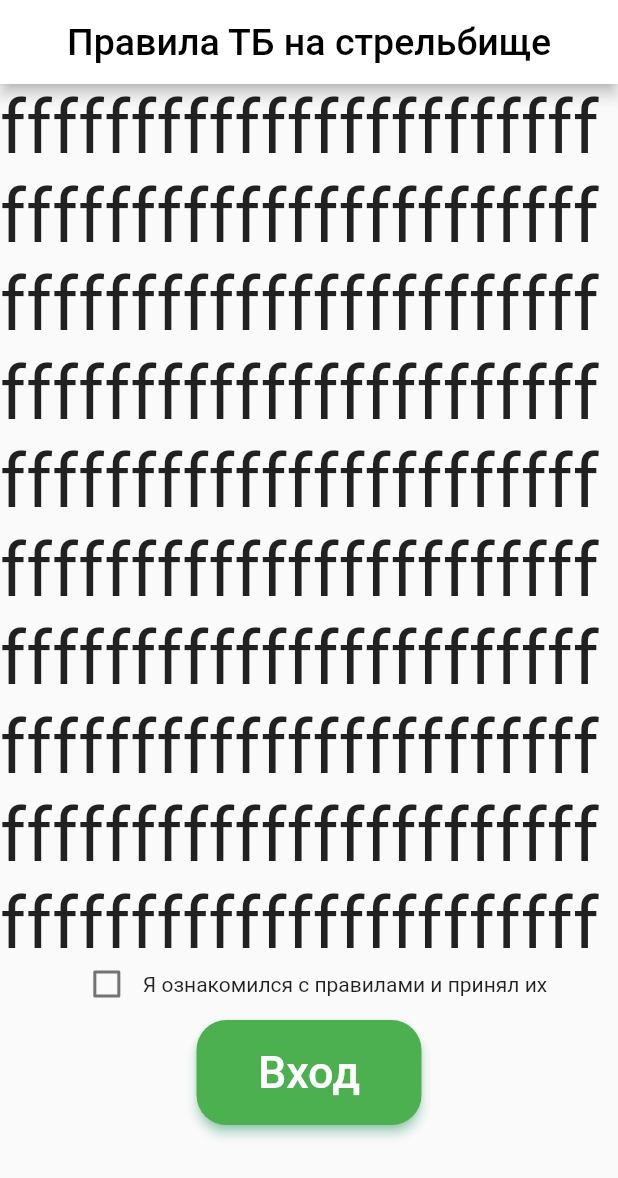
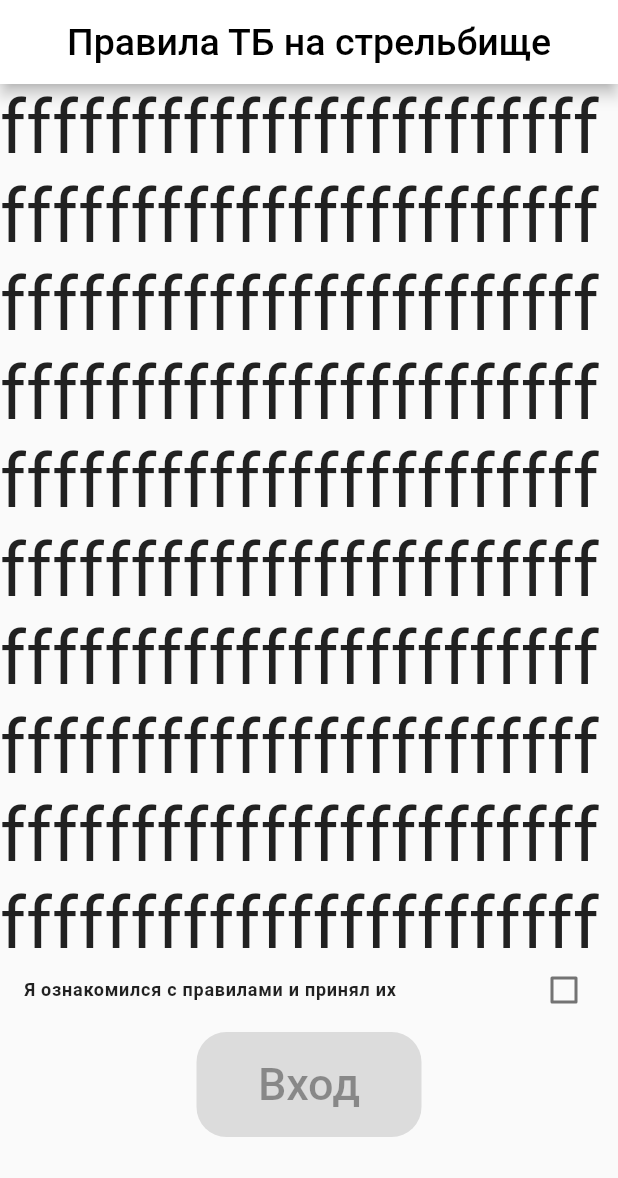
Before and after one commit to kolxz2/qr_code, a Flutter app: the screen it shows after launch, on a phone screen of 412 x 824 dp. Shown: the top 1178 px of the screen. Run offline on Flutter 3.47's test engine with Material 2 defaults, Android fonts, the phone set to English and light mode, and no system bars.

```diff
--- a/lib/pages/licenseAgreement.dart
+++ b/lib/pages/licenseAgreement.dart
@@ -34,36 +34,32 @@ class _LicenseAgreementState extends State<LicenseAgreement> {
   }
   _licenseNext() {
     return Expanded(
-      //flex: 2,
         child: Column(
           children: [
-            Row(
-              mainAxisAlignment: MainAxisAlignment.center,
-              children: <Widget>[
-                // CheckboxListTile(
-                //     title: const Text("Я ознакомился с правилами и принял их"),
-                //     value: _agree,
-                //     activeColor: Colors.blue,
-                //     checkColor: Colors.black38,
-                //
-                //     onChanged: (bool? value) {
-                //       setState(() {
-                //         _agree = value;
-                //       });
-                //     }
-                // )
-                Checkbox(
-                  checkColor: Colors.white,
-                  //fillColor: MaterialStateProperty.resolveWith(Colors.blue),
-                  value: _agree ,
-                  onChanged: (bool? value) {
-                    _agree = value!;
-                  }),
-                const Text("Я ознакомился с правилами и принял их")
-              ],
+            CheckboxListTile(
+                title: const Text("Я ознакомился с правилами и принял их",
+                  style: TextStyle(
+                      fontSize: 12,
+                      fontWeight: FontWeight.w600,
+                      letterSpacing: 0.5
+                  ),
+                ),
+                value: _agree,
+                activeColor: Colors.blue,
+                checkColor: Colors.black38,
+                onChanged: (bool? value) {
+                  setState(() {
+                    _agree = value;
+                  });
+                }
             ),
             ElevatedButton(
-              onPressed: () => const LogInPage(),
+              onPressed: _agree! ? () {
+                Navigator.push(
+                  context,
+                  MaterialPageRoute(builder: (context) => const LogInPage()),
+                );
+              } : null,
               child: const Text("Вход",
                 style: TextStyle(
                   fontSize: 30,
```
Also changed, not shown: lib/pages/login.dart (+10 -5 lines).
